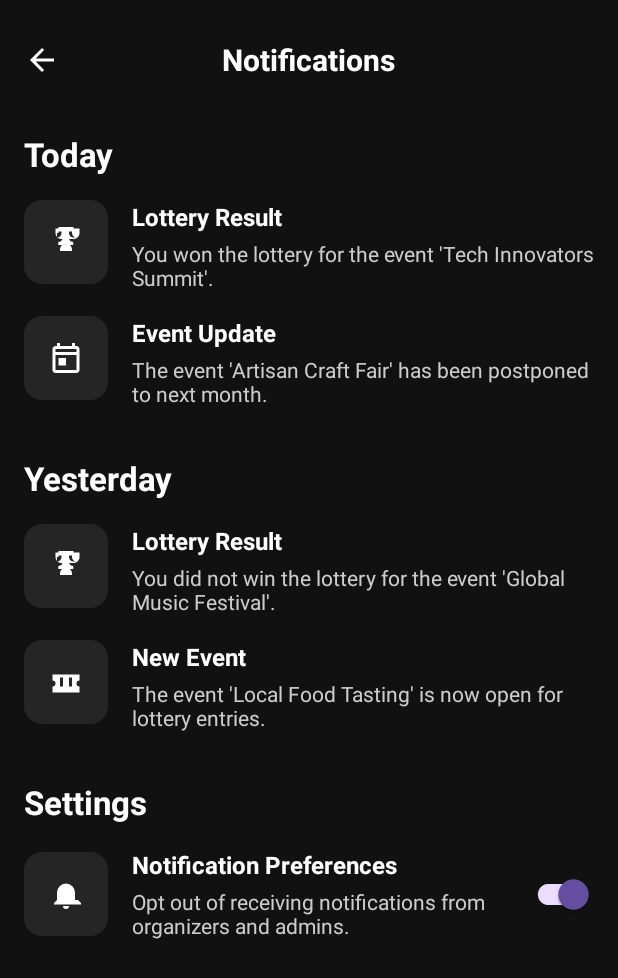
After one commit to CMPUT301F25origin/origin-kickoff, an Android app: the NotificationsActivity screen opened directly, with no data from a screen before it, on a phone screen of 412 x 824 dp. The commit adds this screen. Shown: the top 978 px of the screen. Run offline under Robolectric (Android 15) with nearby library versions, the phone set to English and light mode, and no system bars.

Commit message:
initial notification page

```diff
--- a/app/src/main/java/ca/team/originkickoff/EventDetailActivity.java
+++ b/app/src/main/java/ca/team/originkickoff/EventDetailActivity.java
@@ -116,7 +116,8 @@ public class EventDetailActivity extends AppCompatActivity {
 
         LinearLayout navNotifications = findViewById(R.id.navNotifications);
         navNotifications.setOnClickListener(v -> {
-            Toast.makeText(this, "Notifications", Toast.LENGTH_SHORT).show();
+            Intent i = new Intent(this, NotificationsActivity.class);
+            startActivity(i);
         });
 
         LinearLayout navProfile = findViewById(R.id.navProfile);
--- a/app/src/main/java/ca/team/originkickoff/MainActivity.java
+++ b/app/src/main/java/ca/team/originkickoff/MainActivity.java
@@ -160,6 +160,15 @@ public class MainActivity extends AppCompatActivity implements EventAdapter.OnEv
             Intent intent = new Intent(MainActivity.this, ScanActivity.class);
             startActivity(intent);
         });
+
+        // Open Notifications page when bottom bar button is clicked
+        LinearLayout navNotifications = findViewById(R.id.navNotifications);
+        if (navNotifications != null) {
+            navNotifications.setOnClickListener(v -> {
+                Intent i = new Intent(MainActivity.this, NotificationsActivity.class);
+                startActivity(i);
+            });
+        }
     }
 
     @Override
--- /dev/null
+++ b/app/src/main/java/ca/team/originkickoff/NotificationsActivity.java
@@ -0,0 +1,43 @@
+package ca.team.originkickoff;
+
+import android.content.SharedPreferences;
+import android.os.Bundle;
+import android.widget.ImageButton;
+import android.widget.Toast;
+
+import androidx.annotation.Nullable;
+import androidx.appcompat.app.AppCompatActivity;
+import androidx.appcompat.widget.SwitchCompat;
+
+public class NotificationsActivity extends AppCompatActivity {
+    private static final String PREFS_NAME = "notifications_prefs";
+    private static final String KEY_NOTIFS_ENABLED = "notifications_enabled";
+
+    @Override
+    protected void onCreate(@Nullable Bundle savedInstanceState) {
+        super.onCreate(savedInstanceState);
+        setContentView(R.layout.activity_notifications);
+
+        ImageButton back = findViewById(R.id.btn_back);
+        if (back != null) back.setOnClickListener(v -> finish());
+
+        SharedPreferences prefs = getSharedPreferences(PREFS_NAME, MODE_PRIVATE);
+        boolean enabled = prefs.getBoolean(KEY_NOTIFS_ENABLED, true);
+
+        SwitchCompat sw = findViewById(R.id.switch_notifications);
+        if (sw != null) {
+            sw.setChecked(enabled);
+            sw.setOnCheckedChangeListener((buttonView, isChecked) -> {
+                prefs.edit().putBoolean(KEY_NOTIFS_ENABLED, isChecked).apply();
+                Toast.makeText(this, isChecked ? "Notifications enabled" : "Notifications disabled", Toast.LENGTH_SHORT).show();
+                updateFcmSubscription(isChecked);
+            });
+        }
+    }
+
+    private void updateFcmSubscription(boolean enabled) {
+        // If using Firebase Messaging, you can subscribe/unsubscribe to a topic.
+        // FirebaseMessaging.getInstance().subscribeToTopic("general") / unsubscribeFromTopic("general")
+        // Left as a stub to avoid introducing runtime calls during build/test.
+    }
+}
--- /dev/null
+++ b/app/src/main/java/ca/team/originkickoff/adapters/NotificationAdapter.java
@@ -0,0 +1,58 @@
+package ca.team.originkickoff.adapters;
+
+import android.view.LayoutInflater;
+import android.view.View;
+import android.view.ViewGroup;
+import android.widget.TextView;
+
+import androidx.annotation.NonNull;
+import androidx.recyclerview.widget.RecyclerView;
+
+import java.util.ArrayList;
+import java.util.List;
+
+import ca.team.originkickoff.R;
+import ca.team.originkickoff.models.NotificationItem;
+
+public class NotificationAdapter extends RecyclerView.Adapter<NotificationAdapter.VH> {
+    private final List<NotificationItem> items = new ArrayList<>();
+
+    public void setItems(List<NotificationItem> newItems) {
+        items.clear();
+        if (newItems != null) items.addAll(newItems);
+        notifyDataSetChanged();
+    }
+
+    @NonNull
+    @Override
+    public VH onCreateViewHolder(@NonNull ViewGroup parent, int viewType) {
+        View view = LayoutInflater.from(parent.getContext())
+                .inflate(R.layout.item_notification, parent, false);
+        return new VH(view);
+    }
+
+    @Override
+    public void onBindViewHolder(@NonNull VH holder, int position) {
+        NotificationItem it = items.get(position);
+        holder.title.setText(it.getTitle());
+        holder.message.setText(it.getMessage());
+        holder.time.setText(it.getTimestamp());
+    }
+
+    @Override
+    public int getItemCount() {
+        return items.size();
+    }
+
+    static class VH extends RecyclerView.ViewHolder {
+        final TextView title;
+        final TextView message;
+        final TextView time;
+        VH(@NonNull View itemView) {
+            super(itemView);
+            title = itemView.findViewById(R.id.tvTitle);
+            message = itemView.findViewById(R.id.tvMessage);
+            time = itemView.findViewById(R.id.tvTime);
+        }
+    }
+}
--- /dev/null
+++ b/app/src/main/java/ca/team/originkickoff/models/NotificationItem.java
@@ -0,0 +1,29 @@
+package ca.team.originkickoff.models;
+
+public class NotificationItem {
+    private String id;
+    private String title;
+    private String message;
+    private String timestamp; // display-ready string for now
+
+    public NotificationItem() {}
+
+    public NotificationItem(String id, String title, String message, String timestamp) {
+        this.id = id;
+        this.title = title;
+        this.message = message;
+        this.timestamp = timestamp;
+    }
+
+    public String getId() { return id; }
+    public void setId(String id) { this.id = id; }
+
+    public String getTitle() { return title; }
+    public void setTitle(String title) { this.title = title; }
+
+    public String getMessage() { return message; }
+    public void setMessage(String message) { this.message = message; }
+
+    public String getTimestamp() { return timestamp; }
+    public void setTimestamp(String timestamp) { this.timestamp = timestamp; }
+}
--- /dev/null
+++ b/app/src/main/res/drawable/bg_icon_square.xml
@@ -0,0 +1,6 @@
+<?xml version="1.0" encoding="utf-8"?>
+<shape xmlns:android="http://schemas.android.com/apk/res/android"
+    android:shape="rectangle">
+    <solid android:color="#252525" />
+    <corners android:radius="12dp" />
+</shape>
--- /dev/null
+++ b/app/src/main/res/drawable/ic_bell.xml
@@ -0,0 +1,10 @@
+<?xml version="1.0" encoding="utf-8"?>
+<vector xmlns:android="http://schemas.android.com/apk/res/android"
+    android:width="24dp"
+    android:height="24dp"
+    android:viewportWidth="24"
+    android:viewportHeight="24">
+    <path
+        android:fillColor="#FFFFFFFF"
+        android:pathData="M12,22a2,2 0 0 0 2,-2h-4a2,2 0 0 0 2,2zM18,16v-5a6,6 0 1 0 -12,0v5l-2,2v1h18v-1l-2,-2z"/>
+</vector>
--- /dev/null
+++ b/app/src/main/res/drawable/ic_ticket.xml
@@ -0,0 +1,10 @@
+<?xml version="1.0" encoding="utf-8"?>
+<vector xmlns:android="http://schemas.android.com/apk/res/android"
+    android:width="24dp"
+    android:height="24dp"
+    android:viewportWidth="24"
+    android:viewportHeight="24">
+    <path
+        android:fillColor="#FFFFFFFF"
+        android:pathData="M3,7h18v4a2,2 0 0 0 -2,2 2,2 0 0 0 2,2v4H3v-4a2,2 0 0 0 2,-2 2,2 0 0 0 -2,-2V7zM8,9v6h2V9H8zm6,0v6h2V9h-2z"/>
+</vector>
--- /dev/null
+++ b/app/src/main/res/drawable/ic_trophy.xml
@@ -0,0 +1,10 @@
+<?xml version="1.0" encoding="utf-8"?>
+<vector xmlns:android="http://schemas.android.com/apk/res/android"
+    android:width="24dp"
+    android:height="24dp"
+    android:viewportWidth="24"
+    android:viewportHeight="24">
+    <path
+        android:fillColor="#FFFFFFFF"
+        android:pathData="M19,3h-2v-1h-10v1h-2v3c0,2.21 1.79,4 4,4h0.68c-0.43,1.16 -1.54,2 -2.83,2v2h10v-2c-1.29,0 -2.4,-0.84 -2.83,-2H17c2.21,0 4,-1.79 4,-4V3zM7,6V5h2v1c0,1.66 -1.34,3 -3,3V6zM17,9c-1.66,0 -3,-1.34 -3,-3V5h2v1c0,1.66 1.34,3 3,3V9zM12,13c-2.21,0 -4,1.79 -4,4v1h8v-1c0,-2.21 -1.79,-4 -4,-4z"/>
+</vector>
--- /dev/null
+++ b/app/src/main/res/layout/activity_notifications.xml
@@ -0,0 +1,321 @@
+<?xml version="1.0" encoding="utf-8"?>
+<ScrollView xmlns:android="http://schemas.android.com/apk/res/android"
+    xmlns:app="http://schemas.android.com/apk/res-auto"
+    android:layout_width="match_parent"
+    android:layout_height="match_parent"
+    android:background="#111111">
+
+    <LinearLayout
+        android:layout_width="match_parent"
+        android:layout_height="wrap_content"
+        android:orientation="vertical"
+        android:padding="16dp">
+
+        <!-- Top bar -->
+        <RelativeLayout
+            android:layout_width="match_parent"
+            android:layout_height="48dp"
+            android:layout_marginBottom="24dp">
+
+            <ImageButton
+                android:id="@+id/btn_back"
+                android:layout_width="24dp"
+                android:layout_height="24dp"
+                android:layout_centerVertical="true"
+                android:background="@android:color/transparent"
+                android:src="@drawable/ic_arrow_back"
+                app:tint="#FFFFFF"
+                android:contentDescription="@string/back" />
+
+            <TextView
+                android:id="@+id/tv_title"
+                android:layout_width="wrap_content"
+                android:layout_height="wrap_content"
+                android:layout_centerInParent="true"
+                android:text="@string/notifications"
+                android:textColor="#FFFFFF"
+                android:textSize="20sp"
+                android:textStyle="bold" />
+        </RelativeLayout>
+
+        <!-- Today section -->
+        <TextView
+            android:id="@+id/tv_today"
+            android:layout_width="wrap_content"
+            android:layout_height="wrap_content"
+            android:text="@string/notifications_today"
+            android:textColor="#FFFFFF"
+            android:textSize="22sp"
+            android:textStyle="bold"
+            android:layout_marginBottom="16dp" />
+
+        <!-- Today - Lottery Result -->
+        <LinearLayout
+            android:layout_width="match_parent"
+            android:layout_height="wrap_content"
+            android:orientation="horizontal"
+            android:baselineAligned="false"
+            android:layout_marginBottom="16dp">
+
+            <FrameLayout
+                android:layout_width="56dp"
+                android:layout_height="56dp"
+                android:background="@drawable/bg_icon_square"
+                android:foregroundGravity="center">
+
+                <ImageView
+                    android:layout_width="24dp"
+                    android:layout_height="24dp"
+                    android:layout_gravity="center"
+                    android:src="@drawable/ic_trophy"
+                    app:tint="#FFFFFF"
+                    android:contentDescription="@null" />
+            </FrameLayout>
+
+            <LinearLayout
+                android:layout_width="0dp"
+                android:layout_height="wrap_content"
+                android:layout_marginStart="16dp"
+                android:layout_weight="1"
+                android:orientation="vertical">
+
+                <TextView
+                    android:layout_width="wrap_content"
+                    android:layout_height="wrap_content"
+                    android:text="@string/notification_lottery_title"
+                    android:textColor="#FFFFFF"
+                    android:textSize="16sp"
+                    android:textStyle="bold" />
+
+                <TextView
+                    android:layout_width="wrap_content"
+                    android:layout_height="wrap_content"
+                    android:layout_marginTop="4dp"
+                    android:text="@string/text_lottery_win"
+                    android:textColor="#CCCCCC"
+                    android:textSize="14sp" />
+            </LinearLayout>
+        </LinearLayout>
+
+        <!-- Today - Event Update -->
+        <LinearLayout
+            android:layout_width="match_parent"
+            android:layout_height="wrap_content"
+            android:orientation="horizontal"
+            android:baselineAligned="false"
+            android:layout_marginBottom="32dp">
+
+            <FrameLayout
+                android:layout_width="56dp"
+                android:layout_height="56dp"
+                android:background="@drawable/bg_icon_square"
+                android:foregroundGravity="center">
+
+                <ImageView
+                    android:layout_width="24dp"
+                    android:layout_height="24dp"
+                    android:layout_gravity="center"
+                    android:src="@drawable/ic_calendar"
+                    app:tint="#FFFFFF"
+                    android:contentDescription="@null" />
+            </FrameLayout>
+
+            <LinearLayout
+                android:layout_width="0dp"
+                android:layout_height="wrap_content"
+                android:layout_marginStart="16dp"
+                android:layout_weight="1"
+                android:orientation="vertical">
+
+                <TextView
+                    android:layout_width="wrap_content"
+                    android:layout_height="wrap_content"
+                    android:text="@string/notification_event_update_title"
+                    android:textColor="#FFFFFF"
+                    android:textSize="16sp"
+                    android:textStyle="bold" />
+
+                <TextView
+                    android:layout_width="wrap_content"
+                    android:layout_height="wrap_content"
+                    android:layout_marginTop="4dp"
+                    android:text="@string/text_event_postponed"
+                    android:textColor="#CCCCCC"
+                    android:textSize="14sp" />
+            </LinearLayout>
+        </LinearLayout>
+
+        <!-- Yesterday section -->
+        <TextView
+            android:id="@+id/tv_yesterday"
+            android:layout_width="wrap_content"
+            android:layout_height="wrap_content"
+            android:text="@string/notifications_yesterday"
+            android:textColor="#FFFFFF"
+            android:textSize="22sp"
+            android:textStyle="bold"
+            android:layout_marginBottom="16dp" />
+
+        <!-- Yesterday - Lottery Result -->
+        <LinearLayout
+            android:layout_width="match_parent"
+            android:layout_height="wrap_content"
+            android:orientation="horizontal"
+            android:baselineAligned="false"
+            android:layout_marginBottom="16dp">
+
+            <FrameLayout
+                android:layout_width="56dp"
+                android:layout_height="56dp"
+                android:background="@drawable/bg_icon_square"
+                android:foregroundGravity="center">
+
+                <ImageView
+                    android:layout_width="24dp"
+                    android:layout_height="24dp"
+                    android:layout_gravity="center"
+                    android:src="@drawable/ic_trophy"
+                    app:tint="#FFFFFF"
+                    android:contentDescription="@null" />
+            </FrameLayout>
+
+            <LinearLayout
+                android:layout_width="0dp"
+                android:layout_height="wrap_content"
+                android:layout_marginStart="16dp"
+                android:layout_weight="1"
+                android:orientation="vertical">
+
+                <TextView
+                    android:layout_width="wrap_content"
+                    android:layout_height="wrap_content"
+                    android:text="@string/notification_lottery_title"
+                    android:textColor="#FFFFFF"
+                    android:textSize="16sp"
+                    android:textStyle="bold" />
+
+                <TextView
+                    android:layout_width="wrap_content"
+                    android:layout_height="wrap_content"
+                    android:layout_marginTop="4dp"
+                    android:text="@string/text_lottery_lose"
+                    android:textColor="#CCCCCC"
+                    android:textSize="14sp" />
+            </LinearLayout>
+        </LinearLayout>
+
+        <!-- Yesterday - New Event -->
+        <LinearLayout
+            android:layout_width="match_parent"
+            android:layout_height="wrap_content"
+            android:orientation="horizontal"
+            android:baselineAligned="false"
+            android:layout_marginBottom="32dp">
+
+            <FrameLayout
+                android:layout_width="56dp"
+                android:layout_height="56dp"
+                android:background="@drawable/bg_icon_square"
+                android:foregroundGravity="center">
+
+                <ImageView
+                    android:layout_width="24dp"
+                    android:layout_height="24dp"
+                    android:layout_gravity="center"
+                    android:src="@drawable/ic_ticket"
+                    app:tint="#FFFFFF"
+                    android:contentDescription="@null" />
+            </FrameLayout>
+
+            <LinearLayout
+                android:layout_width="0dp"
+                android:layout_height="wrap_content"
+                android:layout_marginStart="16dp"
+                android:layout_weight="1"
+                android:orientation="vertical">
+
+                <TextView
+                    android:layout_width="wrap_content"
+                    android:layout_height="wrap_content"
+                    android:text="@string/notification_new_event_title"
+                    android:textColor="#FFFFFF"
+                    android:textSize="16sp"
+                    android:textStyle="bold" />
+
+                <TextView
+                    android:layout_width="wrap_content"
+                    android:layout_height="wrap_content"
+                    android:layout_marginTop="4dp"
+                    android:text="@string/text_new_event_open"
+                    android:textColor="#CCCCCC"
+                    android:textSize="14sp" />
+            </LinearLayout>
+        </LinearLayout>
+
+        <!-- Settings section -->
+        <TextView
+            android:id="@+id/tv_settings"
+            android:layout_width="wrap_content"
+            android:layout_height="wrap_content"
+            android:text="@string/notifications_settings_title"
+            android:textColor="#FFFFFF"
+            android:textSize="22sp"
+            android:textStyle="bold"
+            android:layout_marginBottom="16dp" />
+
+        <!-- Settings row -->
+        <LinearLayout
+            android:layout_width="match_parent"
+            android:layout_height="wrap_content"
+            android:orientation="horizontal"
+            android:gravity="center_vertical"
+            android:baselineAligned="false"
+            android:layout_marginBottom="16dp">
+
+            <FrameLayout
+                android:layout_width="56dp"
+                android:layout_height="56dp"
+                android:background="@drawable/bg_icon_square"
+                android:foregroundGravity="center">
+
+                <ImageView
+                    android:layout_width="24dp"
+                    android:layout_height="24dp"
+                    android:layout_gravity="center"
+                    android:src="@drawable/ic_bell"
+                    app:tint="#FFFFFF"
+                    android:contentDescription="@null" />
+            </FrameLayout>
+
+            <LinearLayout
+                android:layout_width="0dp"
+                android:layout_height="wrap_content"
+                android:layout_marginStart="16dp"
+                android:layout_weight="1"
+                android:orientation="vertical">
+
+                <TextView
+                    android:layout_width="wrap_content"
+                    android:layout_height="wrap_content"
+                    android:text="@string/notifications_prefs_title"
+                    android:textColor="#FFFFFF"
+                    android:textSize="16sp"
+                    android:textStyle="bold" />
+
+                <TextView
+                    android:layout_width="wrap_content"
+                    android:layout_height="wrap_content"
+                    android:layout_marginTop="4dp"
+                    android:text="@string/notifications_prefs_subtitle"
+                    android:textColor="#CCCCCC"
+                    android:textSize="14sp" />
+            </LinearLayout>
+
+            <androidx.appcompat.widget.SwitchCompat
+                android:id="@+id/switch_notifications"
+                android:layout_width="wrap_content"
+                android:layout_height="wrap_content" />
+        </LinearLayout>
+
+    </LinearLayout>
+</ScrollView>
--- /dev/null
+++ b/app/src/main/res/layout/item_notification.xml
@@ -0,0 +1,38 @@
+<?xml version="1.0" encoding="utf-8"?>
+<LinearLayout xmlns:android="http://schemas.android.com/apk/res/android"
+    xmlns:tools="http://schemas.android.com/tools"
+    android:layout_width="match_parent"
+    android:layout_height="wrap_content"
+    android:orientation="vertical"
+    android:background="@drawable/bg_card_ripple"
+    android:layout_marginBottom="12dp"
+    android:padding="14dp">
+
+    <TextView
+        android:id="@+id/tvTitle"
+        android:layout_width="wrap_content"
+        android:layout_height="wrap_content"
+        tools:text="Title"
+        android:textColor="@android:color/white"
+        android:textStyle="bold"
+        android:textSize="15sp"/>
+
+    <TextView
+        android:id="@+id/tvMessage"
+        android:layout_width="wrap_content"
+        android:layout_height="wrap_content"
+        android:layout_marginTop="6dp"
+        tools:text="Message goes here"
+        android:textColor="#D0D0D0"
+        android:textSize="13sp"/>
+
+    <TextView
+        android:id="@+id/tvTime"
+        android:layout_width="wrap_content"
+        android:layout_height="wrap_content"
+        android:layout_marginTop="8dp"
+        tools:text="Nov 05, 2025 14:30"
+        android:textColor="#9A9A9A"
+        android:textSize="11sp"/>
+
+</LinearLayout>
--- a/app/src/main/res/values/strings.xml
+++ b/app/src/main/res/values/strings.xml
@@ -27,4 +27,21 @@
     <string name="my_events">My Events</string>
     <string name="notifications">Notifications</string>
     <string name="profile">Profile</string>
+
+    <!-- Notifications Screen -->
+    <string name="no_notifications">No notifications yet</string>
+    <string name="no_notifications_subtitle">You will see updates here when they arrive.</string>
+    <string name="back">Back</string>
+    <string name="notifications_today">Today</string>
+    <string name="notification_lottery_title">Lottery Result</string>
+    <string name="text_lottery_win">You won the lottery for the event \'Tech Innovators Summit\'.</string>
+    <string name="notification_event_update_title">Event Update</string>
+    <string name="text_event_postponed">The event \'Artisan Craft Fair\' has been postponed to next month.</string>
+    <string name="notifications_yesterday">Yesterday</string>
+    <string name="text_lottery_lose">You did not win the lottery for the event \'Global Music Festival\'.</string>
+    <string name="notification_new_event_title">New Event</string>
+    <string name="text_new_event_open">The event \'Local Food Tasting\' is now open for lottery entries.</string>
+    <string name="notifications_settings_title">Settings</string>
+    <string name="notifications_prefs_title">Notification Preferences</string>
+    <string name="notifications_prefs_subtitle">Opt out of receiving notifications from organizers and admins.</string>
 </resources>
```
Also changed, not shown: app/src/main/AndroidManifest.xml (+7 -2 lines), gradle.properties (line endings or trailing spaces), 6 other files.
